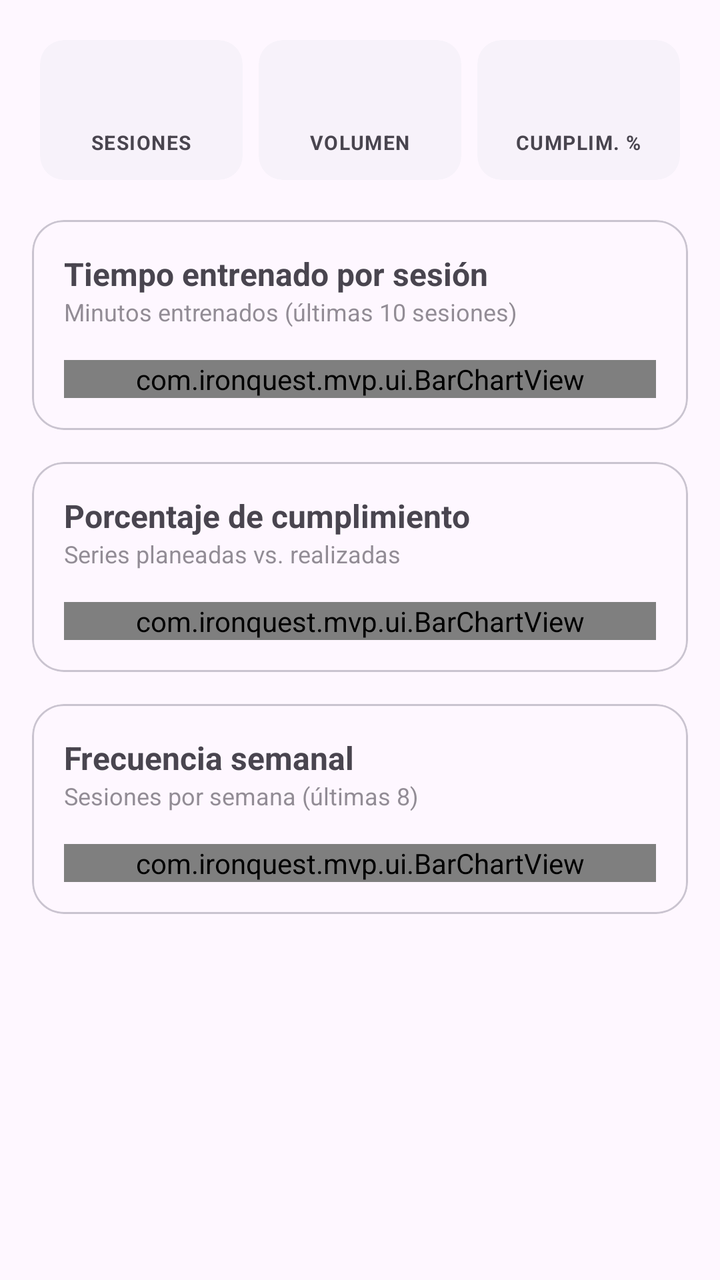
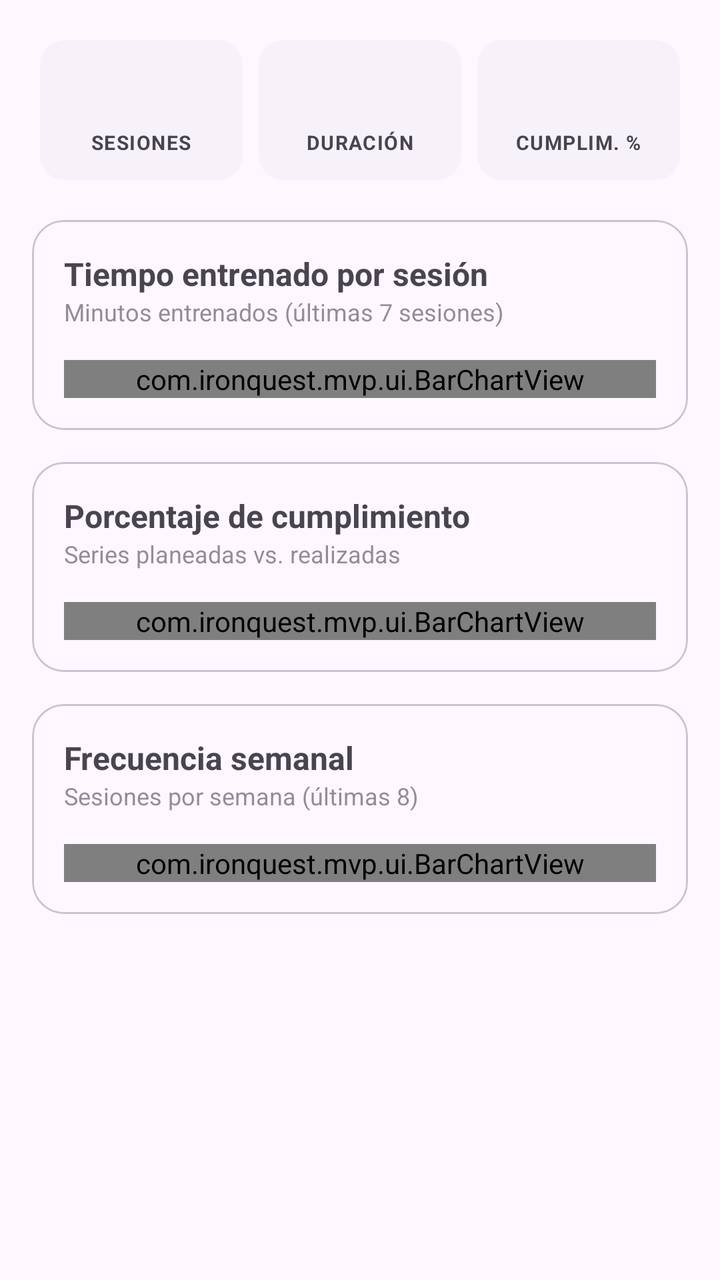

Screens rendered from an Android XML layout before and after an edit, with the pre-edit source and the edit as a unified diff.
<!-- AndroidManifest.xml: application theme Theme.IronQuest -->
<!-- res/layout/fragment_stats.xml -->
<?xml version="1.0" encoding="utf-8"?>
<ScrollView xmlns:android="http://schemas.android.com/apk/res/android"
    xmlns:app="http://schemas.android.com/apk/res-auto"
    android:layout_width="match_parent"
    android:layout_height="match_parent"
    android:background="?attr/colorSurface">

    <LinearLayout
        android:layout_width="match_parent"
        android:layout_height="wrap_content"
        android:orientation="vertical"
        android:padding="16dp">

        
        <LinearLayout
            android:id="@+id/text_sin_datos"
            android:layout_width="match_parent"
            android:layout_height="wrap_content"
            android:layout_marginTop="64dp"
            android:gravity="center"
            android:orientation="vertical"
            android:visibility="gone">

            <ImageView
                android:layout_width="80dp"
                android:layout_height="80dp"
                android:alpha="0.3"
                android:src="@android:drawable/ic_menu_today"
                app:tint="?attr/colorPrimary"
                android:contentDescription="Sin datos" />

            <TextView
                android:layout_width="wrap_content"
                android:layout_height="wrap_content"
                android:layout_marginTop="16dp"
                android:text="¡Empieza tu viaje hoy!"
                android:textStyle="bold"
                android:textSize="18sp" />

            <TextView
                android:layout_width="wrap_content"
                android:layout_height="wrap_content"
                android:layout_marginTop="8dp"
                android:text="Tus estadísticas aparecerán aquí después de tu primera sesión."
                android:gravity="center"
                android:alpha="0.7"
                android:textSize="14sp" />
        </LinearLayout>

        
        <LinearLayout
            android:id="@+id/container_resumen"
            android:layout_width="match_parent"
            android:layout_height="wrap_content"
            android:orientation="horizontal"
            android:baselineAligned="false">

            <com.google.android.material.card.MaterialCardView
                android:layout_width="0dp"
                android:layout_height="wrap_content"
                android:layout_weight="1"
                android:layout_margin="4dp"
                app:cardBackgroundColor="?attr/colorSurfaceContainerLow"
                app:strokeWidth="0dp">

                <LinearLayout
                    android:layout_width="match_parent"
                    android:layout_height="wrap_content"
                    android:orientation="vertical"
                    android:gravity="center"
                    android:padding="12dp">

                    <TextView
                        android:id="@+id/text_total_sesiones"
                        android:layout_width="wrap_content"
                        android:layout_height="wrap_content"
                        android:textColor="?attr/colorPrimary"
                        android:textSize="24sp"
                        android:textStyle="bold" />

                    <TextView
                        android:layout_width="wrap_content"
                        android:layout_height="wrap_content"
                        android:text="Sesiones"
                        android:textAllCaps="true"
                        android:letterSpacing="0.05"
                        android:textSize="10sp"
                        android:textStyle="bold" />
                </LinearLayout>
            </com.google.android.material.card.MaterialCardView>

            <com.google.android.material.card.MaterialCardView
                android:layout_width="0dp"
                android:layout_height="wrap_content"
                android:layout_weight="1"
                android:layout_margin="4dp"
                app:cardBackgroundColor="?attr/colorSurfaceContainerLow"
                app:strokeWidth="0dp">

                <LinearLayout
                    android:layout_width="match_parent"
                    android:layout_height="wrap_content"
                    android:orientation="vertical"
                    android:gravity="center"
                    android:padding="12dp">

                    <TextView
                        android:id="@+id/text_volumen_total"
                        android:layout_width="wrap_content"
                        android:layout_height="wrap_content"
                        android:textColor="?attr/colorPrimary"
                        android:textSize="24sp"
                        android:textStyle="bold" />

                    <TextView
                        android:layout_width="wrap_content"
                        android:layout_height="wrap_content"
                        android:text="Volumen"
                        android:textAllCaps="true"
                        android:letterSpacing="0.05"
                        android:textSize="10sp"
                        android:textStyle="bold" />
                </LinearLayout>
            </com.google.android.material.card.MaterialCardView>

            <com.google.android.material.card.MaterialCardView
                android:layout_width="0dp"
                android:layout_height="wrap_content"
                android:layout_weight="1"
                android:layout_margin="4dp"
                app:cardBackgroundColor="?attr/colorSurfaceContainerLow"
                app:strokeWidth="0dp">

                <LinearLayout
                    android:layout_width="match_parent"
                    android:layout_height="wrap_content"
                    android:orientation="vertical"
                    android:gravity="center"
                    android:padding="12dp">

                    <TextView
                        android:id="@+id/text_cumplimiento_promedio"
                        android:layout_width="wrap_content"
                        android:layout_height="wrap_content"
                        android:textColor="?attr/colorPrimary"
                        android:textSize="24sp"
                        android:textStyle="bold" />

                    <TextView
                        android:layout_width="wrap_content"
                        android:layout_height="wrap_content"
                        android:text="Cumplim. %"
                        android:textAllCaps="true"
                        android:letterSpacing="0.05"
                        android:textSize="10sp"
                        android:textStyle="bold" />
                </LinearLayout>
            </com.google.android.material.card.MaterialCardView>

        </LinearLayout>

        
        <com.google.android.material.card.MaterialCardView
            android:id="@+id/card_duracion"
            android:layout_width="match_parent"
            android:layout_height="wrap_content"
            android:layout_marginTop="16dp"
            app:cardCornerRadius="16dp"
            app:strokeWidth="1dp"
            app:strokeColor="?attr/colorOutlineVariant">

            <LinearLayout
                android:layout_width="match_parent"
                android:layout_height="wrap_content"
                android:orientation="vertical"
                android:padding="16dp">

                <TextView
                    android:id="@+id/label_duracion"
                    android:layout_width="match_parent"
                    android:layout_height="wrap_content"
                    android:text="Tiempo entrenado por sesión"
                    android:textStyle="bold"
                    android:textSize="16sp" />

                <TextView
                    android:layout_width="match_parent"
                    android:layout_height="wrap_content"
                    android:text="Minutos entrenados (últimas 10 sesiones)"
                    android:alpha="0.6"
                    android:textSize="12sp" />

                <com.ironquest.mvp.ui.BarChartView
                    android:id="@+id/chart_duracion"
                    android:layout_width="match_parent"
                    android:layout_height="wrap_content"
                    android:layout_marginTop="16dp"
                    android:background="@drawable/bg_contenedor_grafica" />
            </LinearLayout>
        </com.google.android.material.card.MaterialCardView>

        
        <com.google.android.material.card.MaterialCardView
            android:id="@+id/card_cumplimiento"
            android:layout_width="match_parent"
            android:layout_height="wrap_content"
            android:layout_marginTop="16dp"
            app:cardCornerRadius="16dp"
            app:strokeWidth="1dp"
            app:strokeColor="?attr/colorOutlineVariant">

            <LinearLayout
                android:layout_width="match_parent"
                android:layout_height="wrap_content"
                android:orientation="vertical"
                android:padding="16dp">

                <TextView
                    android:id="@+id/label_cumplimiento"
                    android:layout_width="match_parent"
                    android:layout_height="wrap_content"
                    android:text="Porcentaje de cumplimiento"
                    android:textStyle="bold"
                    android:textSize="16sp" />

                <TextView
                    android:layout_width="match_parent"
                    android:layout_height="wrap_content"
                    android:text="Series planeadas vs. realizadas"
                    android:alpha="0.6"
                    android:textSize="12sp" />

                <com.ironquest.mvp.ui.BarChartView
                    android:id="@+id/chart_cumplimiento"
                    android:layout_width="match_parent"
                    android:layout_height="wrap_content"
                    android:layout_marginTop="16dp"
                    android:background="@drawable/bg_contenedor_grafica" />
            </LinearLayout>
        </com.google.android.material.card.MaterialCardView>

        
        <com.google.android.material.card.MaterialCardView
            android:id="@+id/card_frecuencia"
            android:layout_width="match_parent"
            android:layout_height="wrap_content"
            android:layout_marginTop="16dp"
            android:layout_marginBottom="24dp"
            app:cardCornerRadius="16dp"
            app:strokeWidth="1dp"
            app:strokeColor="?attr/colorOutlineVariant">

            <LinearLayout
                android:layout_width="match_parent"
                android:layout_height="wrap_content"
                android:orientation="vertical"
                android:padding="16dp">

                <TextView
                    android:id="@+id/label_frecuencia"
                    android:layout_width="match_parent"
                    android:layout_height="wrap_content"
                    android:text="Frecuencia semanal"
                    android:textStyle="bold"
                    android:textSize="16sp" />

                <TextView
                    android:layout_width="match_parent"
                    android:layout_height="wrap_content"
                    android:text="Sesiones por semana (últimas 8)"
                    android:alpha="0.6"
                    android:textSize="12sp" />

                <com.ironquest.mvp.ui.BarChartView
                    android:id="@+id/chart_frecuencia"
                    android:layout_width="match_parent"
                    android:layout_height="wrap_content"
                    android:layout_marginTop="16dp"
                    android:background="@drawable/bg_contenedor_grafica" />
            </LinearLayout>
        </com.google.android.material.card.MaterialCardView>

    </LinearLayout>

</ScrollView>
<!-- resources referenced by this layout -->
<resources>
  <!-- drawable bg_contenedor_grafica (drawable) -->
  <?xml version="1.0" encoding="utf-8"?>
  <shape xmlns:android="http://schemas.android.com/apk/res/android" android:shape="rectangle">
      <solid android:color="#EEEEEE" />
      <corners android:radius="8dp" />
  </shape>
  <style name="Theme.IronQuest" parent="Theme.Material3.DayNight.NoActionBar">
          <item name="colorPrimary">@color/ironquest_orange</item>
          <item name="colorOnPrimary">@color/ironquest_on_orange</item>
          <item name="colorPrimaryContainer">@color/ironquest_orange_container</item>
          <item name="colorOnPrimaryContainer">@color/ironquest_on_orange_container</item>
          <item name="colorSecondary">@color/ironquest_orange_dark</item>
          <item name="colorOnSecondary">@color/ironquest_on_orange</item>
          <item name="colorSecondaryContainer">@color/ironquest_orange_light</item>
          <item name="colorOnSecondaryContainer">@color/ironquest_on_orange_container</item>
          <item name="colorTertiary">@color/ironquest_orange_dark</item>
  
          <item name="bottomNavigationStyle">@style/Widget.IronQuest.BottomNavigationView</item>
      </style>
  <color name="ironquest_orange">#FF6B35</color>
  <color name="ironquest_on_orange">#FFFFFF</color>
  <color name="ironquest_orange_container">#FFDBCE</color>
  <color name="ironquest_on_orange_container">#3A0D00</color>
  <color name="ironquest_orange_dark">#E8571F</color>
  <color name="ironquest_orange_light">#FFB199</color>
  <style name="Widget.IronQuest.BottomNavigationView" parent="Widget.Material3.BottomNavigationView">
          <item name="backgroundTint">@color/ironquest_orange</item>
          <item name="itemIconTint">@color/nav_item_color</item>
          <item name="itemTextColor">@color/nav_item_color</item>
          <item name="itemActiveIndicatorStyle">@style/Widget.IronQuest.BottomNavigation.ActiveIndicator</item>
      </style>
  <style name="Widget.IronQuest.BottomNavigation.ActiveIndicator" parent="Widget.Material3.BottomNavigationView.ActiveIndicator">
          <item name="android:color">@color/ironquest_on_orange</item>
      </style>
</resources>

<!-- the commit's change to res/layout/fragment_stats.xml (unified diff, before → after) -->
@@ -105,7 +105,7 @@
                     android:padding="12dp">
 
                     <TextView
-                        android:id="@+id/text_volumen_total"
+                        android:id="@+id/text_duracion_promedio"
                         android:layout_width="wrap_content"
                         android:layout_height="wrap_content"
                         android:textColor="?attr/colorPrimary"
@@ -115,7 +115,7 @@
                     <TextView
                         android:layout_width="wrap_content"
                         android:layout_height="wrap_content"
-                        android:text="Volumen"
+                        android:text="Duración"
                         android:textAllCaps="true"
                         android:letterSpacing="0.05"
                         android:textSize="10sp"
@@ -186,7 +186,7 @@
                 <TextView
                     android:layout_width="match_parent"
                     android:layout_height="wrap_content"
-                    android:text="Minutos entrenados (últimas 10 sesiones)"
+                    android:text="Minutos entrenados (últimas 7 sesiones)"
                     android:alpha="0.6"
                     android:textSize="12sp" />
 
<!-- resource entries referenced after the edit -->
@@ -28,7 +28,7 @@
   <style name="Widget.IronQuest.BottomNavigationView" parent="Widget.Material3.BottomNavigationView">
           <item name="backgroundTint">@color/ironquest_orange</item>
           <item name="itemIconTint">@color/nav_item_color</item>
-          <item name="itemTextColor">@color/nav_item_color</item>
+          <item name="itemTextColor">@color/nav_text_color</item>
           <item name="itemActiveIndicatorStyle">@style/Widget.IronQuest.BottomNavigation.ActiveIndicator</item>
       </style>
   <style name="Widget.IronQuest.BottomNavigation.ActiveIndicator" parent="Widget.Material3.BottomNavigationView.ActiveIndicator">
